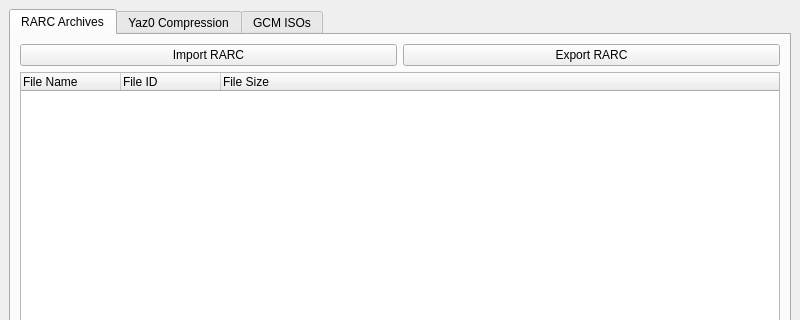
Qt form gcft_ui/main.ui (LagoLunatic/GCFT) before a commit; both pictures show x 0 to 800 and y 0 to 320 of the 800 by 600 pixel window.
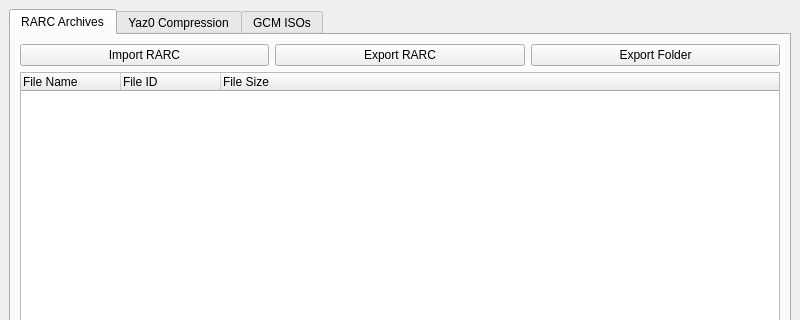
The same form after that commit.

Commit message: Add support for exporting rarc/gcm as a folder

```diff
--- a/gcft_ui/main.ui
+++ b/gcft_ui/main.ui
@@ -41,6 +41,13 @@
             </property>
            </widget>
           </item>
+          <item>
+           <widget class="QPushButton" name="export_rarc_folder">
+            <property name="text">
+             <string>Export Folder</string>
+            </property>
+           </widget>
+          </item>
          </layout>
         </item>
         <item>
```
Left out of the diff: 7 changed lines with no effect on the pictures. The commit also changes 3 other files.
